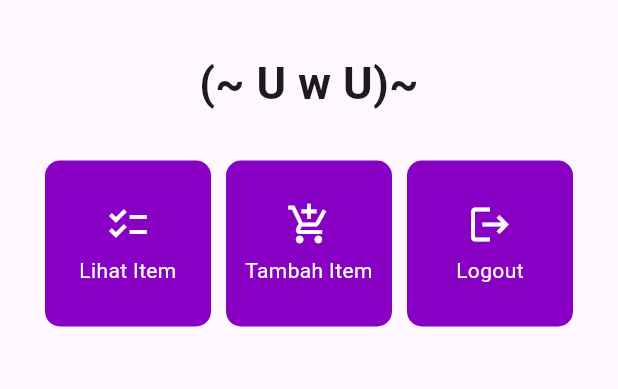
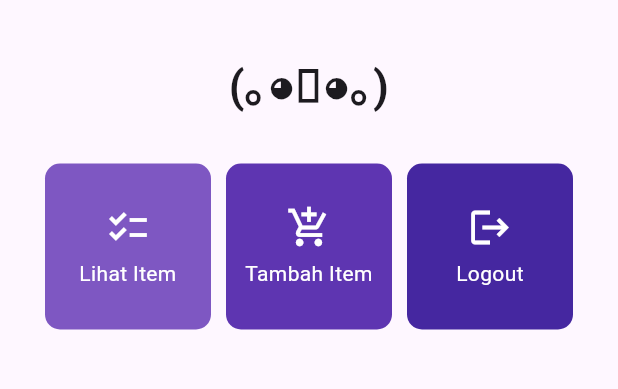
Before and after one commit to asteriskzie/pbp-mobile, a Flutter app: the screen it shows after launch, on a phone screen of 412 x 824 dp, the part 63-452 px from its top. Run offline on Flutter 3.47's test engine with Material 2 defaults, Android fonts, the phone set to English and light mode, and no system bars.

Commit message:
Tugas 7.2

```diff
--- a/lib/menu.dart
+++ b/lib/menu.dart
@@ -9,8 +9,9 @@ class ShopItem {
 
 class ShopCard extends StatelessWidget {
   final ShopItem item;
+  final Color color;
 
-  const ShopCard(this.item, {super.key}); // Constructor
+  const ShopCard(this.item, this.color, {super.key}); // Constructor
 
   @override
   Widget build(BuildContext context) {
@@ -18,7 +19,7 @@ class ShopCard extends StatelessWidget {
       shape: const RoundedRectangleBorder(
         borderRadius: BorderRadius.all(Radius.circular(10)),
       ),
-      color: const Color.fromRGBO(135, 0, 196, 1),
+      color: color,
       child: InkWell(
         // Area responsive terhadap sentuhan
         onTap: () {
@@ -92,7 +93,7 @@ class MyHomePage extends StatelessWidget {
                 padding: EdgeInsets.only(top: 10.0, bottom: 10.0),
                 // Widget Text untuk menampilkan tulisan dengan alignment center dan style yang sesuai
                 child: Text(
-                  '(~ U w U)~', // Text yang menandakan toko
+                  '(｡◕‿◕｡)', // Text yang menandakan toko
                   textAlign: TextAlign.center,
                   style: TextStyle(
                     fontSize: 30,
@@ -109,10 +110,7 @@ class MyHomePage extends StatelessWidget {
                 mainAxisSpacing: 10,
                 crossAxisCount: 3,
                 shrinkWrap: true,
-                children: items.map((ShopItem item) {
-                  // Iterasi untuk setiap item
-                  return ShopCard(item);
-                }).toList(),
+                children: [ShopCard(items[0], Colors.deepPurple.shade400), ShopCard(items[1], Colors.deepPurple.shade600), ShopCard(items[2], Colors.deepPurple.shade800)],
               ),
             ],
           ),
```
Also changed, not shown: 1 other file.
